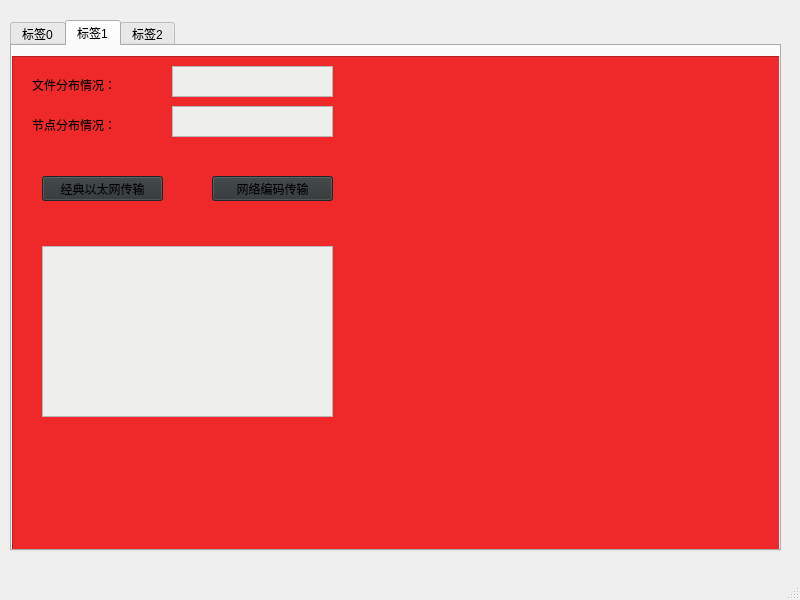
This is multi_tab.ui in limingqihust/MergeCDC-UI as Qt 5 draws it before an edit. The edited form follows.
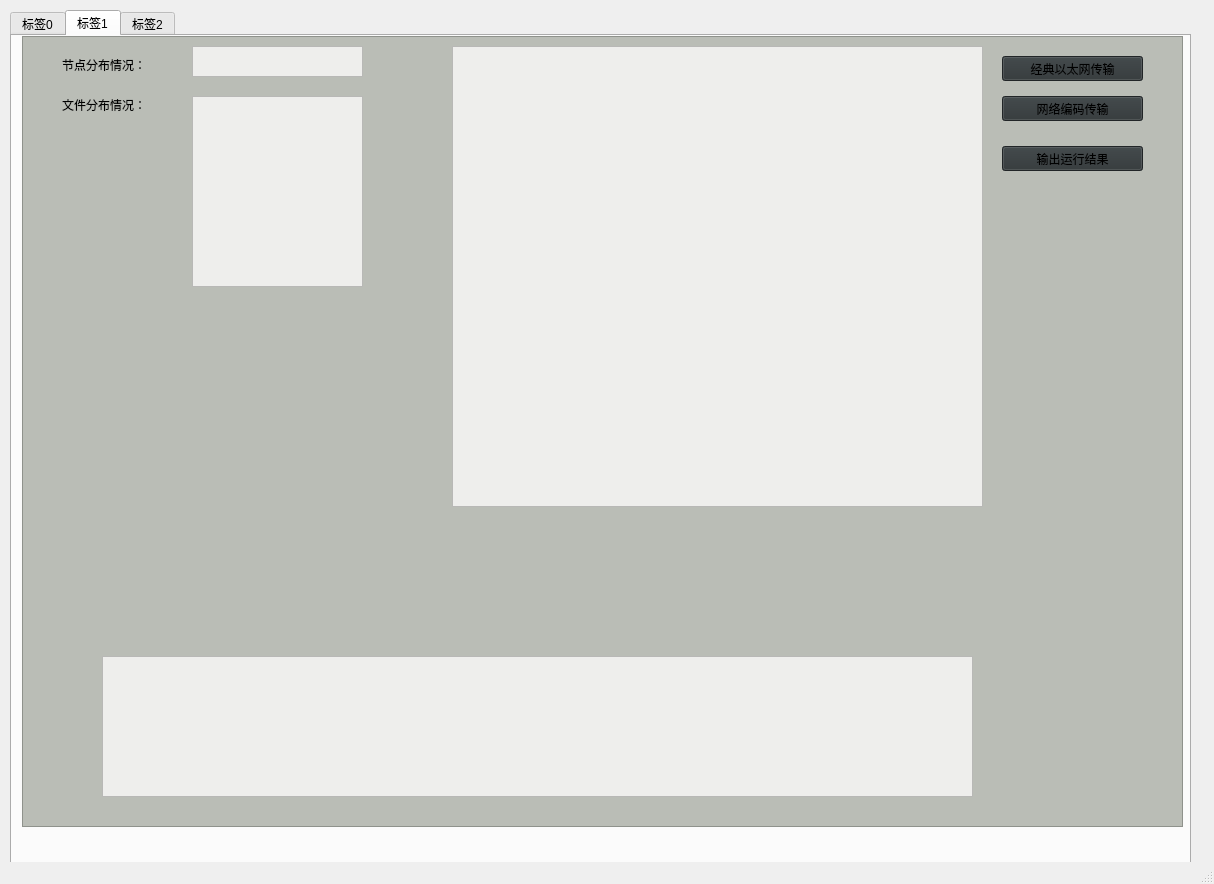
This is the edited form. The open tabs and pages were chosen to show the change.

The edit to the form file:
```diff
--- a/multi_tab.ui
+++ b/multi_tab.ui
@@ -6,8 +6,8 @@
    <rect>
     <x>0</x>
     <y>0</y>
-    <width>800</width>
-    <height>600</height>
+    <width>1214</width>
+    <height>884</height>
    </rect>
   </property>
   <property name="windowTitle">
@@ -18,9 +18,9 @@
     <property name="geometry">
      <rect>
       <x>10</x>
-      <y>20</y>
-      <width>771</width>
-      <height>531</height>
+      <y>10</y>
+      <width>1181</width>
+      <height>861</height>
      </rect>
     </property>
     <property name="currentIndex">
@@ -96,14 +96,14 @@
      <widget class="QFrame" name="frame">
       <property name="geometry">
        <rect>
-        <x>0</x>
-        <y>10</y>
-        <width>771</width>
-        <height>501</height>
+        <x>10</x>
+        <y>0</y>
+        <width>1161</width>
+        <height>791</height>
        </rect>
       </property>
       <property name="styleSheet">
-       <string notr="true">background-color: rgb(239, 41, 41);</string>
+       <string notr="true">background-color: rgb(186, 189, 182);</string>
       </property>
       <property name="frameShape">
        <enum>QFrame::StyledPanel</enum>
@@ -114,8 +114,8 @@
       <widget class="QLabel" name="label_file_distribution">
        <property name="geometry">
         <rect>
-         <x>20</x>
-         <y>20</y>
+         <x>40</x>
+         <y>60</y>
          <width>101</width>
          <height>17</height>
         </rect>
@@ -127,8 +127,8 @@
       <widget class="QLabel" name="label_node_distribution">
        <property name="geometry">
         <rect>
-         <x>20</x>
-         <y>60</y>
+         <x>40</x>
+         <y>20</y>
          <width>121</width>
          <height>17</height>
         </rect>
@@ -140,10 +140,10 @@
       <widget class="QTextEdit" name="input_file_distribution">
        <property name="geometry">
         <rect>
-         <x>160</x>
-         <y>10</y>
-         <width>161</width>
-         <height>31</height>
+         <x>170</x>
+         <y>60</y>
+         <width>171</width>
+         <height>191</height>
         </rect>
        </property>
        <property name="styleSheet">
@@ -153,9 +153,9 @@
       <widget class="QTextEdit" name="input_node_distribution">
        <property name="geometry">
         <rect>
-         <x>160</x>
-         <y>50</y>
-         <width>161</width>
+         <x>170</x>
+         <y>10</y>
+         <width>171</width>
          <height>31</height>
         </rect>
        </property>
@@ -166,9 +166,9 @@
       <widget class="QPushButton" name="terasort">
        <property name="geometry">
         <rect>
-         <x>30</x>
-         <y>120</y>
-         <width>121</width>
+         <x>980</x>
+         <y>20</y>
+         <width>141</width>
          <height>25</height>
         </rect>
        </property>
@@ -182,10 +182,10 @@
       <widget class="QTextEdit" name="output">
        <property name="geometry">
         <rect>
-         <x>30</x>
-         <y>190</y>
-         <width>291</width>
-         <height>171</height>
+         <x>80</x>
+         <y>620</y>
+         <width>871</width>
+         <height>141</height>
         </rect>
        </property>
        <property name="styleSheet">
@@ -195,9 +195,9 @@
       <widget class="QPushButton" name="coded_terasort">
        <property name="geometry">
         <rect>
-         <x>200</x>
-         <y>120</y>
-         <width>121</width>
+         <x>980</x>
+         <y>60</y>
+         <width>141</width>
          <height>25</height>
         </rect>
        </property>
@@ -208,6 +208,35 @@
         <string>网络编码传输</string>
        </property>
       </widget>
+      <widget class="QPushButton" name="print_output">
+       <property name="geometry">
+        <rect>
+         <x>980</x>
+         <y>110</y>
+         <width>141</width>
+         <height>25</height>
+        </rect>
+       </property>
+       <property name="styleSheet">
+        <string notr="true">background-color: rgb(46, 52, 54);</string>
+       </property>
+       <property name="text">
+        <string>输出运行结果</string>
+       </property>
+      </widget>
+      <widget class="QTableWidget" name="table">
+       <property name="geometry">
+        <rect>
+         <x>430</x>
+         <y>10</y>
+         <width>531</width>
+         <height>461</height>
+        </rect>
+       </property>
+       <property name="styleSheet">
+        <string notr="true">background-color: rgb(238, 238, 236);</string>
+       </property>
+      </widget>
      </widget>
     </widget>
     <widget class="QWidget" name="tab_2">
```
Left out of the diff: 2 changed lines with no effect on the pictures.
